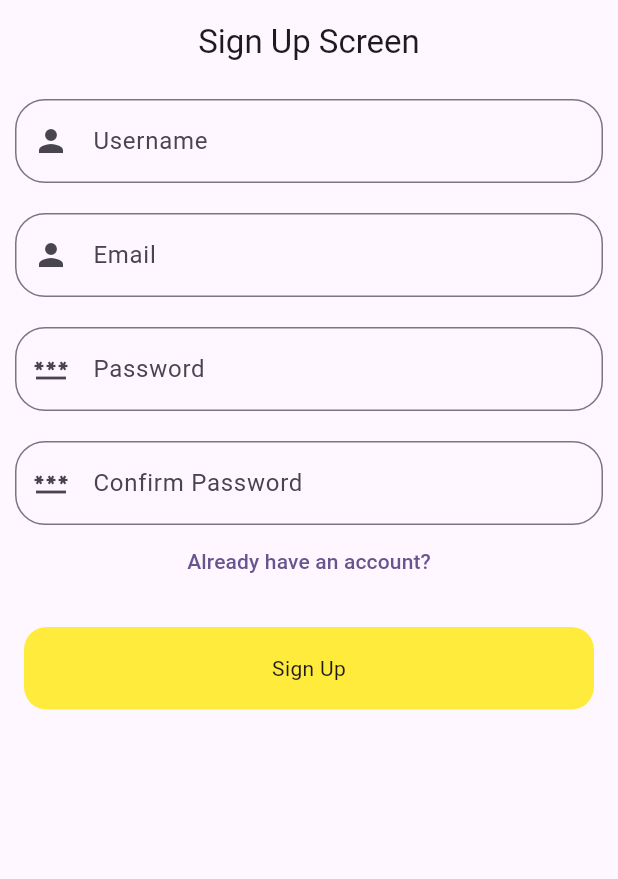
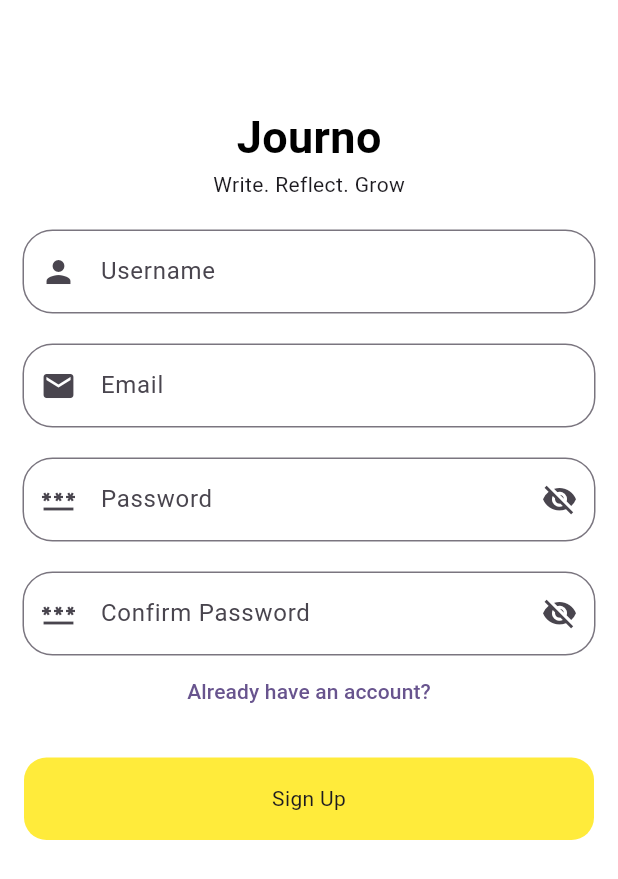
Before and after one commit to KevinRaleie-dev/journo, a Flutter app: the screen it shows after launch, after a tap on "Don't have an account signup?", on a phone screen of 412 x 824 dp. Shown: the top 879 px of the screen. Run offline on Flutter 3.47's test engine with Material 3 defaults, Android fonts, the phone set to English and light mode, and no system bars.

Commit message:
fixed the signup screen

```diff
--- a/lib/src/features/auth/presentation/user_signup/page/user_signup_page.dart
+++ b/lib/src/features/auth/presentation/user_signup/page/user_signup_page.dart
@@ -1,6 +1,7 @@
 import 'package:flutter/material.dart';
 import 'package:journo/src/widgets/buttons/long_rectangle_buttons.dart';
 import 'package:journo/src/widgets/screens/app_bar_screen.dart';
+import 'package:journo/src/widgets/screens/auth_layout_screen.dart';
 import 'package:journo/src/widgets/textfields/long_textfield_form.dart';
 
 class UserSignupPage extends StatefulWidget {
@@ -15,12 +16,25 @@ class UserSignupPage extends StatefulWidget {
 class _UserSignupPageState extends State<UserSignupPage> {
   @override
   Widget build(BuildContext context) {
-    return AppBarScreen(
-      shouldScroll: false,
-      title: "Sign Up Screen",
-      shouldHaveFloatingButton: false,
-      shouldBeCentered: true,
+    return AuthLayoutScreen(children: [
+      const Center(
+        child: Column(
           children: [
+            Text(
+              "Journo",
+              style: TextStyle(
+                  color: Colors.black,
+                  fontWeight: FontWeight.bold,
+                  fontSize: 30),
+            ),
+            SizedBox(),
+            Text("Write. Reflect. Grow")
+          ],
+        ),
+      ),
+      const SizedBox(
+        height: 20,
+      ),
       LongTextFieldForm(
           onChanged: (value) {},
           hintText: "Username",
@@ -39,7 +53,7 @@ class _UserSignupPageState extends State<UserSignupPage> {
           labelText: "Email",
           showSuffixIcon: false,
           showPrefixIcon: true,
-            prefixIcon: Icons.person,
+          prefixIcon: Icons.email,
           validator: (value) {},
           obsureText: false),
       const SizedBox(
@@ -49,11 +63,11 @@ class _UserSignupPageState extends State<UserSignupPage> {
           onChanged: (value) {},
           hintText: "Password",
           labelText: "Password",
-            showSuffixIcon: false,
+          showSuffixIcon: true,
           showPrefixIcon: true,
           prefixIcon: Icons.password,
           validator: (value) {},
-            obsureText: false),
+          obsureText: true),
       const SizedBox(
         height: 20,
       ),
@@ -61,11 +75,11 @@ class _UserSignupPageState extends State<UserSignupPage> {
           onChanged: (value) {},
           hintText: "Confirm Password",
           labelText: "Confirm Password",
-            showSuffixIcon: false,
+          showSuffixIcon: true,
           showPrefixIcon: true,
           prefixIcon: Icons.password,
           validator: (value) {},
-            obsureText: false),
+          obsureText: true),
       TextButton(
         onPressed: widget.show,
         child: const Text("Already have an account?"),
@@ -74,7 +88,6 @@ class _UserSignupPageState extends State<UserSignupPage> {
         height: 20,
       ),
       LongRectangleButton(onTap: () {}, title: "Sign Up")
-      ],
-    );
+    ]);
   }
 }
--- a/lib/src/widgets/screens/auth_layout_screen.dart
+++ b/lib/src/widgets/screens/auth_layout_screen.dart
@@ -12,7 +12,7 @@ class AuthLayoutScreen extends StatelessWidget {
       body: SingleChildScrollView(
         child: SafeArea(
           child: Padding(
-            padding: const EdgeInsets.only(top: 120, left: 15, right: 15),
+            padding: const EdgeInsets.only(top: 70, left: 15, right: 15),
             child: Column(
               mainAxisAlignment: MainAxisAlignment.center,
               crossAxisAlignment: CrossAxisAlignment.center,
```
Lines whose indentation alone changed are shown as unchanged.
